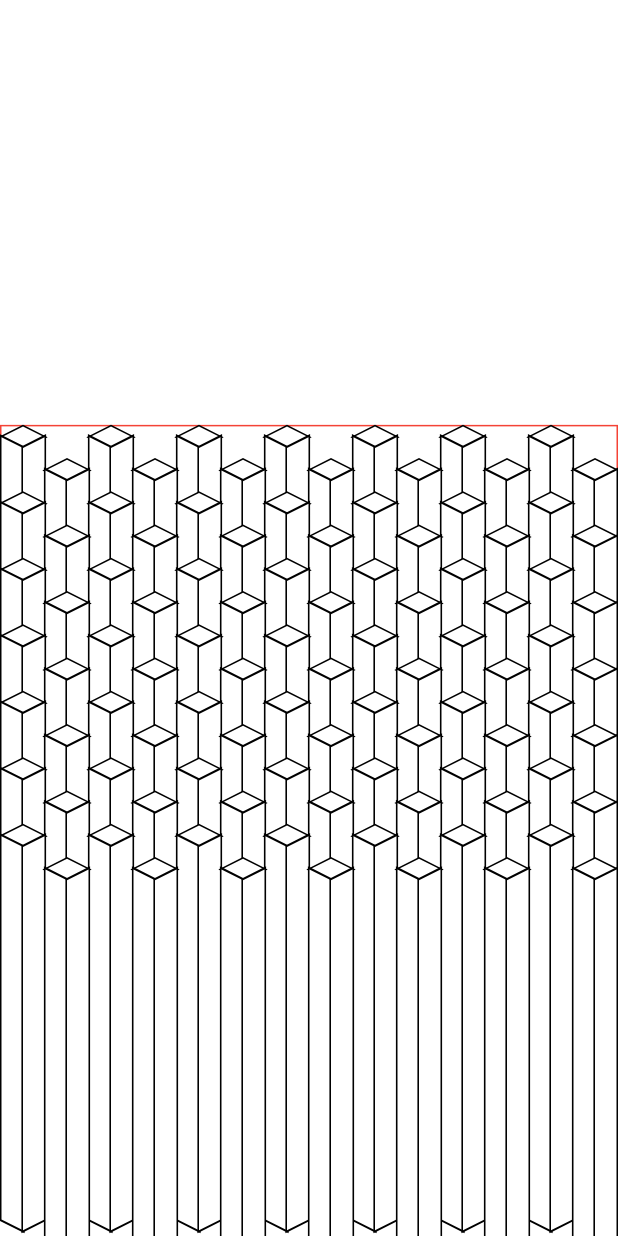
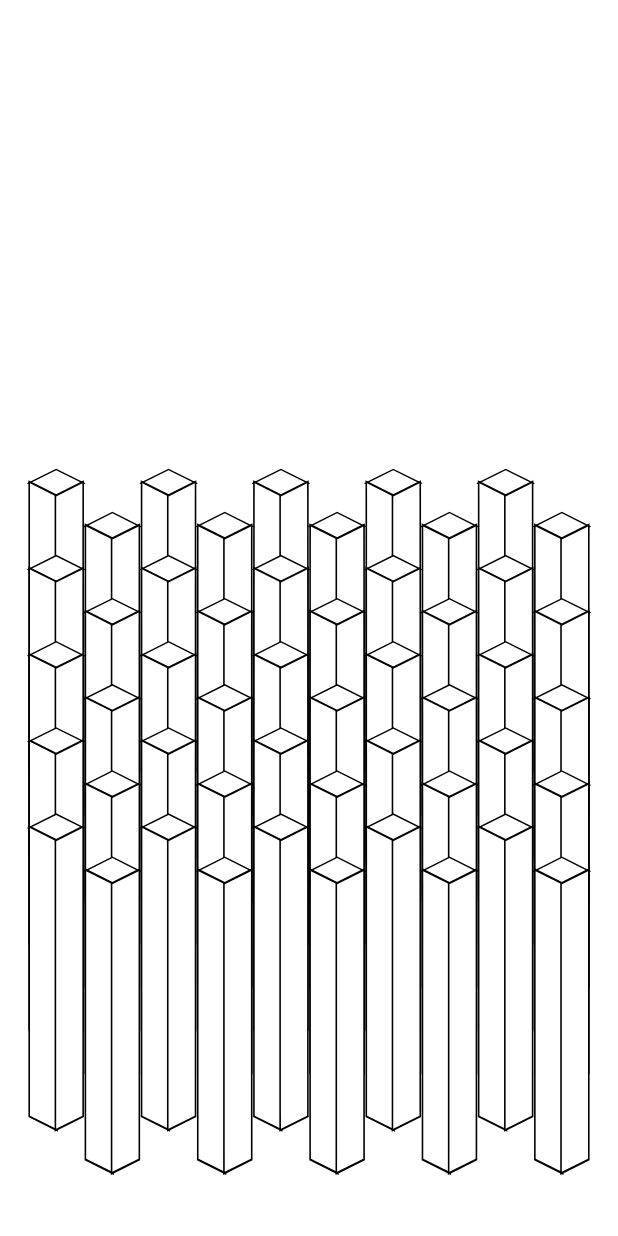
Before and after one commit to Roaa94/gen_art_canvas, a Flutter app: the screen it shows after launch, on a phone screen of 412 x 824 dp. Run offline on Flutter 3.47's test engine with Material 2 defaults, Android fonts, the phone set to English and light mode, and no system bars; our stand-ins replace firebase_core; accounts and stored records are empty.

Commit message:
refactor: more layout fixes & make animation work

```diff
--- a/lib/cuboids_gen_art_canvas.dart
+++ b/lib/cuboids_gen_art_canvas.dart
@@ -5,27 +5,16 @@ import 'package:flutter/material.dart';
 class CuboidsGenArtCanvas extends StatefulWidget {
   CuboidsGenArtCanvas({
     super.key,
-    this.cuboidsTotalCount = 21,
+    this.cuboidsTotalCount = 50,
+    this.maxRandomYOffset = 170,
+    this.initialGap = 40,
     this.direction = Axis.vertical,
-  })  : assert(cuboidsTotalCount % 3 == 0),
-        cuboidsCrossAxisCount = (cuboidsTotalCount / 3).floor(),
-        cuboidsMainAxisCount = (2 * cuboidsTotalCount / 3).floor();
+  }) : assert(cuboidsTotalCount.isEven);
 
   final Axis direction;
-
-  /// If [direction] is [Axis.vertical], this will be the number
-  /// of cuboids on the vertical axis
-  /// If [direction] is [Axis.horizontal], this will be the number
-  /// of cuboids on the horizontal axis
-  final int cuboidsMainAxisCount;
-
-  /// If [direction] is [Axis.vertical], this will be the number
-  /// of cuboids on the horizontal axis
-  /// If [direction] is [Axis.horizontal], this will be the number
-  /// of cuboids on the vertical axis
-  final int cuboidsCrossAxisCount;
-
   final int cuboidsTotalCount;
+  final double maxRandomYOffset;
+  final double initialGap;
 
   @override
   State<CuboidsGenArtCanvas> createState() => _CuboidsGenArtCanvasState();
@@ -39,8 +28,6 @@ class _CuboidsGenArtCanvasState extends State<CuboidsGenArtCanvas>
   AnimationStatus animationStatus = AnimationStatus.forward;
   late List<double> randomYOffsets;
 
-  double get maxRandomYOffset => 100;
-
   void _animationControllerListener() {
     if (animationController.status != animationStatus) {
       if (animationController.status == AnimationStatus.forward &&
@@ -48,7 +35,7 @@ class _CuboidsGenArtCanvasState extends State<CuboidsGenArtCanvas>
         setState(() {
           randomYOffsets = List.generate(
             widget.cuboidsTotalCount,
-            (index) => random.nextDoubleRange(maxRandomYOffset),
+            (index) => random.nextDoubleRange(widget.maxRandomYOffset),
           );
         });
       }
@@ -63,11 +50,11 @@ class _CuboidsGenArtCanvasState extends State<CuboidsGenArtCanvas>
       vsync: this,
       duration: animationDuration,
     );
-    // animationController.repeat(reverse: true);
+    animationController.repeat(reverse: true);
     animationController.addListener(_animationControllerListener);
     randomYOffsets = List.generate(
       widget.cuboidsTotalCount,
-      (index) => random.nextDoubleRange(maxRandomYOffset),
+      (index) => random.nextDoubleRange(widget.maxRandomYOffset),
     );
   }
 
@@ -83,12 +70,10 @@ class _CuboidsGenArtCanvasState extends State<CuboidsGenArtCanvas>
     return CustomPaint(
       painter: GenArtCanvasPainter(
         randomYOffsets: randomYOffsets,
-        cuboidsMainAxisCount: widget.cuboidsMainAxisCount,
-        cuboidsCrossAxisCount: widget.cuboidsCrossAxisCount,
-        maxRandomYOffset: maxRandomYOffset,
-        initialGap: 30,
+        maxRandomYOffset: widget.maxRandomYOffset,
+        cuboidsTotalCount: widget.cuboidsTotalCount,
+        initialGap: widget.initialGap,
         animationController: animationController,
-        random: random,
       ),
     );
   }
@@ -96,55 +81,35 @@ class _CuboidsGenArtCanvasState extends State<CuboidsGenArtCanvas>
 
 class GenArtCanvasPainter extends CustomPainter {
   GenArtCanvasPainter({
-    this.cuboidsMainAxisCount = 0,
-    this.cuboidsCrossAxisCount = 0,
-    this.initialGap = 20,
-    required this.random,
+    this.cuboidsTotalCount = 0,
+    this.initialGap = 10,
     this.yScale = 0.5,
     this.maxRandomYOffset = 50,
     required this.randomYOffsets,
     required AnimationController animationController,
-  })  : animation = CurvedAnimation(
+  })  : assert(randomYOffsets.length == cuboidsTotalCount),
+        animation = CurvedAnimation(
           parent: animationController,
           curve: Curves.easeInOut,
         ),
-        cuboidsTotalCount = cuboidsCrossAxisCount * cuboidsMainAxisCount,
+        cuboidsCrossAxisCount = sqrt(cuboidsTotalCount / 2).toInt(),
+        cuboidsMainAxisCount = (2 * cuboidsTotalCount).toInt(),
         super(repaint: animationController);
 
-  // {
-  // xCount = (size.width / (diagonal + initialGap * 0.5)).ceil() - 2;
-  // yCount = ((size.height * 0.6) / ((diagonal * yScale) / 2)).floor();
-  // totalCount = xCount * yCount;
-  //
-  // initialOffsets = List.generate(
-  //   totalCount,
-  //   (index) {
-  //     int i = index % xCount;
-  //     int j = index ~/ xCount;
-  //     final dx = (diagonal * i) +
-  //         (j.isOdd ? diagonal / 2 + initialGap / 2 : 0) +
-  //         initialGap * i;
-  //     final dy = (diagonal * yScale * 0.5) * j + initialGap * yScale * j;
-  //     return Offset(dx, dy);
-  //   },
-  // );
-  //
-  // offsetAnimations = List.generate(
-  //   totalCount,
-  //   (index) {
-  //     return Tween<Offset>(
-  //       begin: initialOffsets[index],
-  //       end: initialOffsets[index] + Offset(0, randomYOffsets[index]),
-  //     ).animate(animation);
-  //   },
-  // );
-  // }
+  /// If [direction] is [Axis.vertical], this will be the number
+  /// of cuboids on the vertical axis
+  /// If [direction] is [Axis.horizontal], this will be the number
+  /// of cuboids on the horizontal axis
+  final int cuboidsMainAxisCount;
 
-  final int cuboidsMainAxisCount;
+  /// If [direction] is [Axis.vertical], this will be the number
+  /// of cuboids on the horizontal axis
+  /// If [direction] is [Axis.horizontal], this will be the number
+  /// of cuboids on the vertical axis
   final int cuboidsCrossAxisCount;
+
   final int cuboidsTotalCount;
   final double initialGap;
-  final Random random;
   final double yScale;
   final double maxRandomYOffset;
   late final Animation<double> animation;
@@ -158,14 +123,6 @@ class GenArtCanvasPainter extends CustomPainter {
 
   final skewedScaleX = 0.5 * sqrt(2);
 
-  // double get newHeight => diagonal * yScale + side;
-
-  // Path get newRect => Path()
-  //   ..addRect(
-  //     Rect.fromLTWH(0, 0, diagonal + initialGap,
-  //         ((diagonal * yScale) / 2) + initialGap * yScale),
-  //   );
-
   @override
   void paint(Canvas canvas, Size size) {
     final gap = initialGap;
@@ -176,27 +133,20 @@ class GenArtCanvasPainter extends CustomPainter {
       int j = index ~/ cuboidsCrossAxisCount;
       int i = index % cuboidsCrossAxisCount;
 
-      double xOffset =
+      final xOffset =
           (diagonal * i) + (j.isOdd ? diagonal / 2 + gap / 2 : 0) + gap * i;
-      double yOffset = (diagonal * yScale * 0.5) * j + gap * yScale * j;
-      // yOffset += randomYOffsets[index];
+      final yOffset = (diagonal * yScale * 0.5) * j + gap * yScale * j;
+      final beginOffset = Offset(xOffset, yOffset);
+      final endOffset =
+          Offset(beginOffset.dx, beginOffset.dy + randomYOffsets[index]);
+      final animatedYOffset =
+          Offset.lerp(beginOffset, endOffset, animation.value) ?? beginOffset;
       canvas.save();
       // Move the canvas to offset of next cuboid
-      canvas.translate(xOffset, yOffset);
+      canvas.translate(animatedYOffset.dx, animatedYOffset.dy);
       _paintCuboid(canvas, size, diagonal);
-      // canvas.drawPath(initialRect, strokePaint);
-      // canvas.drawPath(newRect, strokePaint);
       canvas.restore();
     }
-    // for (final offsetAnimation in offsetAnimations) {
-    //   canvas.save();
-    //   // Move the canvas to offset of next cuboid
-    //   canvas.translate(offsetAnimation.value.dx, offsetAnimation.value.dy);
-    //   _paintCuboid(canvas, side);
-    //   // canvas.drawPath(initialRect, strokePaint);
-    //   canvas.drawPath(newRect, strokePaint);
-    //   canvas.restore();
-    // }
   }
 
   _paintCuboid(Canvas canvas, Size size, double diagonal) {
--- a/lib/home_page.dart
+++ b/lib/home_page.dart
@@ -8,7 +8,7 @@ class HomePage extends StatelessWidget {
 
   @override
   Widget build(BuildContext context) {
-    const ratio = 2.5 / 4;
+    const ratio = 1080/1920;
     return Scaffold(
       body: Center(
         child: FittedBox(
@@ -16,8 +16,7 @@ class HomePage extends StatelessWidget {
             width: MediaQuery.of(context).size.width,
             height: MediaQuery.of(context).size.width * ratio,
             child: Container(
-              margin: const EdgeInsets.all(0),
-              decoration: BoxDecoration(border: Border.all(color: Colors.red)),
+              margin: const EdgeInsets.all(20),
               child: CuboidsGenArtCanvas(),
             ),
           ),
```
